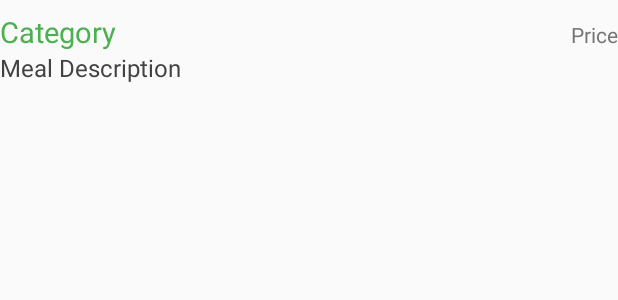
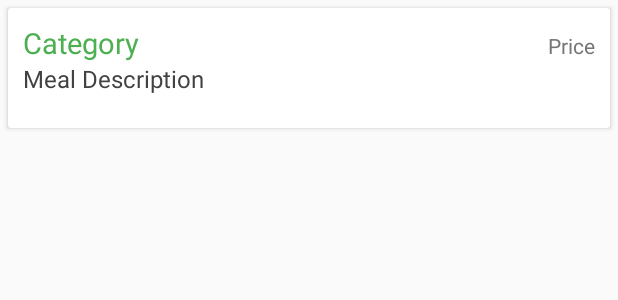
Before and after one commit to MaX-Lo/Mensa-TU-Dresden, an Android app: the layout my_item_view.xml on its own in the app's theme, with its tools: preview values and no code run, on a phone screen of 412 x 824 dp. Shown: the top 300 px of the screen. Run offline under Robolectric (Android 15) with nearby library versions, the phone set to English and light mode, and no system bars; network calls fail.

Commit message:
card layout, german version

```diff
--- a/app/build.gradle
+++ b/app/build.gradle
@@ -23,11 +23,11 @@ dependencies {
     implementation 'com.android.support:appcompat-v7:27.1.1'
     implementation 'com.android.support:support-v4:27.1.1'
     implementation 'com.android.support:design:27.1.1'
-    implementation 'com.android.support.constraint:constraint-layout:1.1.1'
+    implementation 'com.android.support.constraint:constraint-layout:1.1.2'
     testImplementation 'junit:junit:4.12'
     androidTestImplementation 'com.android.support.test:runner:1.0.2'
     androidTestImplementation 'com.android.support.test.espresso:espresso-core:3.0.2'
     implementation 'com.android.volley:volley:1.1.0'
-    implementation 'com.thoughtbot:expandablerecyclerview:1.3'
     implementation 'com.android.support:recyclerview-v7:27.1.1'
+    implementation 'com.android.support:cardview-v7:27.1.1'
 }
--- a/app/src/main/java/de/mensa/max/mensatu_dresden/JSONParser.java
+++ b/app/src/main/java/de/mensa/max/mensatu_dresden/Helpers/JSONParser.java
@@ -1,4 +1,4 @@
-package de.mensa.max.mensatu_dresden;
+package de.mensa.max.mensatu_dresden.Helpers;
 
 import android.util.JsonReader;
 import android.util.JsonToken;
@@ -9,6 +9,8 @@ import java.util.ArrayList;
 import java.util.HashMap;
 import java.util.List;
 import java.util.Map;
+
+import de.mensa.max.mensatu_dresden.Meal;
 
 /**
  * Created by max on 28.12.17.
--- a/app/src/main/java/de/mensa/max/mensatu_dresden/Meal.java
+++ b/app/src/main/java/de/mensa/max/mensatu_dresden/Meal.java
@@ -10,7 +10,7 @@ import de.mensa.max.mensatu_dresden.Helpers.FormatHelper;
  * Created by max on 28.12.17.
  */
 
-class Meal {
+public class Meal {
 
     private String id;
     private String name;
@@ -18,7 +18,7 @@ class Meal {
     private Map<String, String> prices;
     private String category;
 
-    Meal(
+    public Meal(
             String id,
             String name,
             List<String> notes,
@@ -64,7 +64,7 @@ class Meal {
     }
 
     public String getStudentPrice() {
-        return prices.containsKey("students") ? "(" + prices.get("students") + "€)" : "";
+        return prices.containsKey("students") ? prices.get("students") + "€" : "";
     }
 
     public void setPrices(Map<String, String> prices) {
--- a/app/src/main/res/layout/my_item_view.xml
+++ b/app/src/main/res/layout/my_item_view.xml
@@ -1,11 +1,26 @@
 <?xml version="1.0" encoding="utf-8"?>
 
 <LinearLayout xmlns:android="http://schemas.android.com/apk/res/android"
+    xmlns:card_view="http://schemas.android.com/apk/res-auto"
     android:id="@+id/llItem"
     android:layout_width="fill_parent"
     android:layout_height="wrap_content"
-    android:paddingBottom="8dp"
-    android:paddingTop="8dip"
+    android:orientation="vertical"
+    android:paddingBottom="2dp">
+
+    <android.support.v7.widget.CardView
+        android:id="@+id/card_view"
+        android:layout_width="fill_parent"
+        android:layout_height="wrap_content"
+        android:minHeight="80dp"
+        android:layout_gravity="center"
+        android:layout_margin="5dp"
+        card_view:cardCornerRadius="2dp"
+        card_view:contentPadding="10dp">
+
+        <LinearLayout
+            android:layout_width="fill_parent"
+            android:layout_height="wrap_content"
             android:orientation="vertical">
 
             <LinearLayout
@@ -17,20 +32,20 @@
 
                 <TextView
                     android:id="@+id/tvCategory"
-            android:layout_width="wrap_content"
+                    android:layout_width="fill_parent"
                     android:layout_height="wrap_content"
-            android:layout_weight="0.82"
-            android:layout_marginRight="2dp"
+                    android:layout_marginEnd="2dp"
+                    android:layout_weight="0.2"
                     android:text="@string/category"
-            android:textSize="19sp"
-            android:textColor="@color/colorPrimary"/>
+                    android:textColor="@color/colorPrimary"
+                    android:textSize="19sp" />
 
                 <TextView
                     android:id="@+id/tvPrice"
-            android:layout_width="wrap_content"
+                    android:layout_width="fill_parent"
                     android:layout_height="wrap_content"
+                    android:layout_weight="0.8"
                     android:text="@string/price"
-            android:layout_weight="0.18"
                     android:textAlignment="viewEnd"
                     android:textColor="@color/textGrey"
                     android:textSize="14sp" />
@@ -44,3 +59,5 @@
                 android:textColor="@color/textBlack"
                 android:textSize="16sp" />
         </LinearLayout>
+    </android.support.v7.widget.CardView>
+</LinearLayout>
```
Also changed, not shown: app/src/main/java/de/mensa/max/mensatu_dresden/Helpers/DateHelper.java (+7 -3 lines), app/src/main/java/de/mensa/max/mensatu_dresden/MainActivity.java (+4 -7 lines), app/src/main/res/values/strings.xml (+7 -7 lines). Lines whose indentation alone changed are shown as unchanged.
